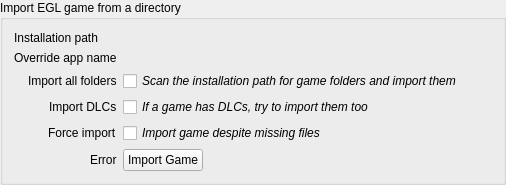
Before: the Qt Designer form rare/ui/components/tabs/games/integrations/import_group.ui in RareDevs/Rare, drawn with Qt 5.
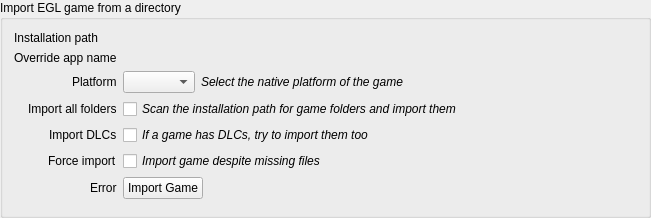
After: the same form once the commit is applied.

Commit message:
ImportGroup: Add platform selection when importing games.
If we are importing multiple games, default to importing the native platform
if the game supports it, otherwise fallback to the Windows platform

What changed in the file:
```diff
--- a/rare/ui/components/tabs/games/integrations/import_group.ui
+++ b/rare/ui/components/tabs/games/integrations/import_group.ui
@@ -6,8 +6,8 @@
    <rect>
     <x>0</x>
     <y>0</y>
-    <width>506</width>
-    <height>184</height>
+    <width>651</width>
+    <height>218</height>
    </rect>
   </property>
   <property name="windowTitle">
@@ -37,14 +37,14 @@
      </property>
     </widget>
    </item>
-   <item row="2" column="0">
+   <item row="3" column="0">
     <widget class="QLabel" name="import_folder_label">
      <property name="text">
       <string>Import all folders</string>
      </property>
     </widget>
    </item>
-   <item row="2" column="1">
+   <item row="3" column="1">
     <widget class="QCheckBox" name="import_folder_check">
      <property name="font">
       <font>
@@ -56,14 +56,14 @@
      </property>
     </widget>
    </item>
-   <item row="3" column="0">
+   <item row="4" column="0">
     <widget class="QLabel" name="import_dlcs_label">
      <property name="text">
       <string>Import DLCs</string>
      </property>
     </widget>
    </item>
-   <item row="3" column="1">
+   <item row="4" column="1">
     <widget class="QCheckBox" name="import_dlcs_check">
      <property name="font">
       <font>
@@ -76,13 +76,32 @@
     </widget>
    </item>
    <item row="5" column="0">
+    <widget class="QLabel" name="import_force_label">
+     <property name="text">
+      <string>Force import</string>
+     </property>
+    </widget>
+   </item>
+   <item row="5" column="1">
+    <widget class="QCheckBox" name="import_force_check">
+     <property name="font">
+      <font>
+       <italic>true</italic>
+      </font>
+     </property>
+     <property name="text">
+      <string>Import game despite missing files</string>
+     </property>
+    </widget>
+   </item>
+   <item row="6" column="0">
     <widget class="QLabel" name="import_button_label">
      <property name="text">
       <string notr="true">Error</string>
      </property>
     </widget>
    </item>
-   <item row="5" column="1">
+   <item row="6" column="1">
     <layout class="QHBoxLayout" name="button_info_layout">
      <item>
       <widget class="QPushButton" name="import_button">
@@ -99,24 +118,38 @@
      </item>
     </layout>
    </item>
-   <item row="4" column="0">
-    <widget class="QLabel" name="import_force_label">
+   <item row="2" column="0">
+    <widget class="QLabel" name="platform_label">
      <property name="text">
-      <string>Force import</string>
+      <string>Platform</string>
      </property>
     </widget>
    </item>
-   <item row="4" column="1">
-    <widget class="QCheckBox" name="import_force_check">
+   <item row="2" column="1">
+    <layout class="QHBoxLayout" name="platform_layout">
+     <item>
+      <widget class="QComboBox" name="platform_combo">
+       <property name="sizePolicy">
+        <sizepolicy hsizetype="Fixed" vsizetype="Fixed">
+         <horstretch>0</horstretch>
+         <verstretch>0</verstretch>
+        </sizepolicy>
+       </property>
+      </widget>
+     </item>
+     <item>
+      <widget class="QLabel" name="platform_tooltip">
      <property name="font">
       <font>
        <italic>true</italic>
       </font>
      </property>
      <property name="text">
-      <string>Import game despite missing files</string>
-     </property>
-    </widget>
+        <string>Select the native platform of the game</string>
+       </property>
+      </widget>
+     </item>
+    </layout>
    </item>
   </layout>
  </widget>
```
Lines whose indentation alone changed are shown as unchanged. The commit also changes 2 other files.
